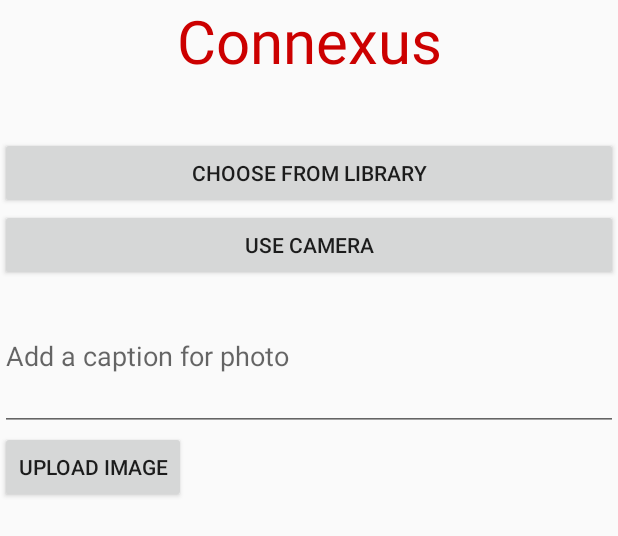
After one commit to JCai2017/APT_Mini-Project, an Android app: the layout activity_image_upload.xml on its own in the app's theme, with its tools: preview values and no code run, on a phone screen of 412 x 824 dp. The commit adds this screen. Shown: the top 536 px of the screen. Run offline under Robolectric (Android 15) with nearby library versions, the phone set to English and light mode, and no system bars.

Commit message:
done: upload, not done: camera

```diff
--- a/android/Connex/app/build.gradle
+++ b/android/Connex/app/build.gradle
@@ -5,7 +5,7 @@ android {
         config {
             keyAlias 'key0'
             keyPassword 'pass4access'
-            storeFile file('C:/Users/caiju/Documents/ClassDocuments/EE382VAPT/APT_Mini-Project/android/Connex/jason_keys.jks')
+            storeFile file('D:/AndroidStudioProject/Connex/jason_keys.jks')
             storePassword 'pass4key'
         }
     }
@@ -40,8 +40,10 @@ dependencies {
     compile 'com.android.support.constraint:constraint-layout:1.0.2'
     compile 'com.android.support:design:26.+'
     compile 'com.google.android.gms:play-services-auth:9.8.0'
+    compile 'com.loopj.android:android-async-http:1.4.9'
     compile 'com.android.volley:volley:1.0.0'
     compile 'com.google.code.gson:gson:2.8.2'
+    compile 'pub.devrel:easypermissions:0.2.1'
     testCompile 'junit:junit:4.12'
 }
 
--- /dev/null
+++ b/android/Connex/app/src/main/res/layout/activity_image_upload.xml
@@ -0,0 +1,67 @@
+<ScrollView xmlns:android="http://schemas.android.com/apk/res/android"
+    xmlns:tools="http://schemas.android.com/tools"
+    android:id="@+id/response_scroll"
+    android:layout_width="fill_parent"
+    android:layout_height="fill_parent"
+    android:scrollbars="vertical"
+    tools:context="ee382apt.connex.ImageUploadActivity"
+    >
+
+    <LinearLayout
+        android:layout_width="match_parent"
+        android:layout_height="wrap_content"
+        android:orientation="vertical"
+        android:focusable="true"
+        android:focusableInTouchMode="true">
+
+        <TextView
+            android:text="@string/connexus"
+            android:layout_width="fill_parent"
+            android:layout_height="wrap_content"
+            android:gravity="center"
+            android:textSize="40sp"
+            android:textColor="@color/darkred"
+            android:paddingBottom="10sp"
+            />
+
+        <TextView
+            android:id="@+id/txv_stream_name"
+            android:layout_width="match_parent"
+            android:layout_height="wrap_content"
+            android:textSize="20sp"
+            android:gravity="center"/>
+        <Button
+            android:id="@+id/choose_from_library"
+            android:layout_width="match_parent"
+            android:layout_height="wrap_content"
+            android:text="@string/choose_from_library"
+            />
+
+        <Button
+            android:id="@+id/btn_camera"
+            android:layout_width="match_parent"
+            android:layout_height="wrap_content"
+            android:text="@string/useCamera"/>
+
+        <ImageView
+            android:layout_width="wrap_content"
+            android:layout_height="wrap_content"
+            android:id="@+id/thumbnail"
+            android:adjustViewBounds="true"
+            />
+
+        <EditText
+            android:id="@+id/upload_message"
+            android:layout_width="fill_parent"
+            android:layout_height="100dp"
+            android:hint="@string/upload_hint" />
+
+        <Button
+            android:layout_width="wrap_content"
+            android:layout_height="wrap_content"
+            android:text="@string/uploadImage"
+            android:clickable="false"
+            android:id="@+id/upload_to_server"
+            />
+    </LinearLayout>
+</ScrollView>
--- a/android/Connex/app/src/main/res/values/colors.xml
+++ b/android/Connex/app/src/main/res/values/colors.xml
@@ -3,4 +3,5 @@
     <color name="colorPrimary">#3F51B5</color>
     <color name="colorPrimaryDark">#303F9F</color>
     <color name="colorAccent">#FF4081</color>
+    <item name="darkred" type="color">#FFCC0000</item>
 </resources>
--- a/android/Connex/app/src/main/res/values/strings.xml
+++ b/android/Connex/app/src/main/res/values/strings.xml
@@ -15,4 +15,11 @@
         completions."
     </string>
     <string name="edit_message">Search for a Stream</string>
+
+    <string name="connexus">Connexus</string>
+    <string name="choose_from_library">Choose From Library</string>
+    <string name="useCamera">Use camera</string>
+    <string name="uploadImage">Upload Image</string>
+    <string name="upload_hint">Add a caption for photo</string>
+    <string name="title_activity_image_upload">ImageUpload</string>
 </resources>
```
Also changed, not shown: android/Connex/app/src/main/AndroidManifest.xml (+16 -5 lines), android/Connex/app/src/main/java/ee382apt/connex/CameraActivity.java (added, +8 -0 lines), android/Connex/app/src/main/java/ee382apt/connex/ImageUploadActivity.java (added, +363 -0 lines), android/Connex/app/src/main/java/ee382apt/connex/LoginActivity.java (+4 -4 lines), android/Connex/app/src/main/java/ee382apt/connex/SearchResultsActivity.java (+12 -11 lines), 4 other files.
